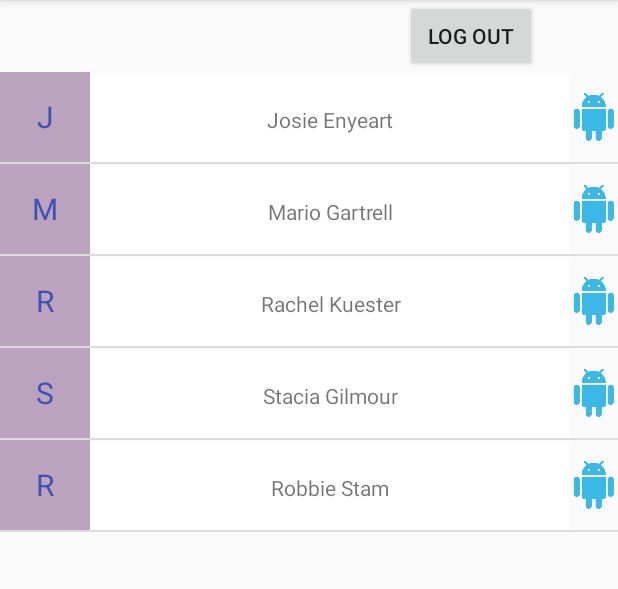
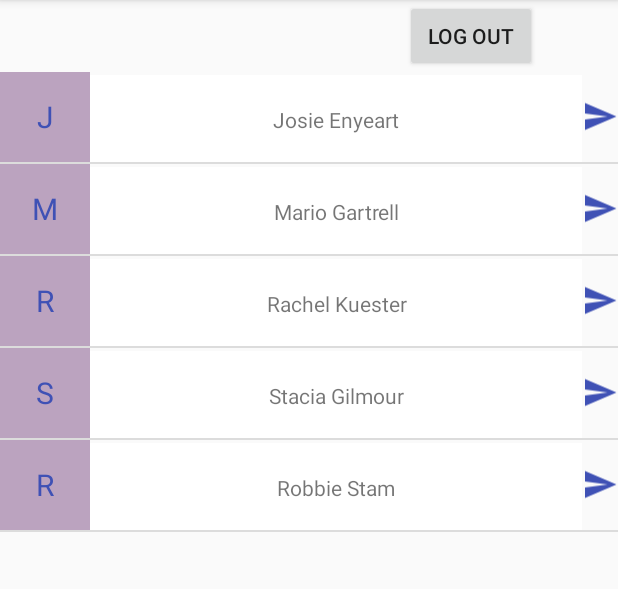
Before and after one commit to marko2002/markoAndroid, an Android app: the ContactsActivity screen opened directly, with no data from a screen before it, on a phone screen of 412 x 824 dp, the part 84-673 px from its top. Run offline under Robolectric (Android 15) with nearby library versions, the phone set to English and light mode, and no system bars.

Commit message:
Ulepsavanje zavrseno

```diff
--- a/Projekat/app/src/main/java/marko/milosavljevic/chatapplication/ContactsActivity.java
+++ b/Projekat/app/src/main/java/marko/milosavljevic/chatapplication/ContactsActivity.java
@@ -27,17 +27,14 @@ public class ContactsActivity extends AppCompatActivity implements View.OnClickL
 
 
         ContactsAdapter contactsAdapter = new ContactsAdapter(this);
-        // adapter.addCharacter(new Character(getString(R.string.stan),getResources().getDrawable(R.drawable.stan_marsh)));
-        contactsAdapter.AddContacts(new Model(("" + getResources().getString(R.string.contact1).toString().charAt(0)), getResources().getString(R.string.contact1).toString(), getResources().getDrawable(R.drawable.ic_action_name)));
-        contactsAdapter.AddContacts(new Model(("" + getResources().getString(R.string.contact2).toString().charAt(0)), getResources().getString(R.string.contact2).toString(), getResources().getDrawable(R.drawable.ic_action_name)));
-        contactsAdapter.AddContacts(new Model(("" + getResources().getString(R.string.contact3).toString().charAt(0)), getResources().getString(R.string.contact3).toString(), getResources().getDrawable(R.drawable.ic_action_name)));
-        contactsAdapter.AddContacts(new Model(("" + getResources().getString(R.string.contact4).toString().charAt(0)), getResources().getString(R.string.contact4).toString(), getResources().getDrawable(R.drawable.ic_action_name)));
-        contactsAdapter.AddContacts(new Model(("" + getResources().getString(R.string.contact5).toString().charAt(0)), getResources().getString(R.string.contact5).toString(), getResources().getDrawable(R.drawable.ic_action_name)));
+        contactsAdapter.AddContacts(new Model(("" + getResources().getString(R.string.contact1).toString().charAt(0)), getResources().getString(R.string.contact1).toString(), getResources().getDrawable(R.drawable.send_button)));
+        contactsAdapter.AddContacts(new Model(("" + getResources().getString(R.string.contact2).toString().charAt(0)), getResources().getString(R.string.contact2).toString(), getResources().getDrawable(R.drawable.send_button)));
+        contactsAdapter.AddContacts(new Model(("" + getResources().getString(R.string.contact3).toString().charAt(0)), getResources().getString(R.string.contact3).toString(), getResources().getDrawable(R.drawable.send_button)));
+        contactsAdapter.AddContacts(new Model(("" + getResources().getString(R.string.contact4).toString().charAt(0)), getResources().getString(R.string.contact4).toString(), getResources().getDrawable(R.drawable.send_button)));
+        contactsAdapter.AddContacts(new Model(("" + getResources().getString(R.string.contact5).toString().charAt(0)), getResources().getString(R.string.contact5).toString(), getResources().getDrawable(R.drawable.send_button)));
 
         ListView list = findViewById(R.id.contactListID);
         list.setAdapter(contactsAdapter);
-
-
     }
 
     @Override
--- a/Projekat/app/src/main/java/marko/milosavljevic/chatapplication/MessageAdapter.java
+++ b/Projekat/app/src/main/java/marko/milosavljevic/chatapplication/MessageAdapter.java
@@ -66,7 +66,6 @@ public class MessageAdapter extends BaseAdapter {
             ViewHolder holder = new ViewHolder();
             holder.message = (TextView) convertView.findViewById(R.id.rowItemMessageID);
             convertView.setTag(holder);
-
         }
 
         MessageModel model = (MessageModel) getItem(position);
@@ -80,7 +79,6 @@ public class MessageAdapter extends BaseAdapter {
 
             holder.message.setBackgroundColor(Color.parseColor("#b7b3b3"));
             holder.message.setGravity(Gravity.CENTER_VERTICAL | Gravity.START);
-
         }
 
         return convertView;
@@ -90,8 +88,5 @@ public class MessageAdapter extends BaseAdapter {
     public class ViewHolder {
 
         public TextView message = null;
-
     }
-
-
 }
--- a/Projekat/app/src/main/java/marko/milosavljevic/chatapplication/Model.java
+++ b/Projekat/app/src/main/java/marko/milosavljevic/chatapplication/Model.java
@@ -12,7 +12,7 @@ public class Model {
     public String mName;
     public Drawable mImage;
 
-    public Model (String mLetter,String mName,Drawable mImage){
+    public Model(String mLetter, String mName, Drawable mImage) {
         this.mLetter = mLetter;
         this.mName = mName;
         this.mImage = mImage;
--- /dev/null
+++ b/Projekat/app/src/main/res/drawable/send_button.xml
@@ -0,0 +1,5 @@
+<vector android:autoMirrored="true" android:height="24dp"
+    android:viewportHeight="24.0" android:viewportWidth="24.0"
+    android:width="24dp" xmlns:android="http://schemas.android.com/apk/res/android">
+    <path android:fillColor="#FF000000" android:pathData="M2.01,21L23,12 2.01,3 2,10l15,2 -15,2z"/>
+</vector>
--- a/Projekat/app/src/main/res/layout/activity_contacts.xml
+++ b/Projekat/app/src/main/res/layout/activity_contacts.xml
@@ -13,7 +13,6 @@
         android:layout_height="wrap_content"
         android:layout_marginLeft="270dp"
         android:text="@string/logOut">
-
     </Button>
 
     <ListView
@@ -22,7 +21,6 @@
         android:layout_alignParentStart="true"
         android:layout_below="@+id/LogOutID"
         android:id="@+id/contactListID">
-
     </ListView>
 
 
--- a/Projekat/app/src/main/res/layout/activity_main.xml
+++ b/Projekat/app/src/main/res/layout/activity_main.xml
@@ -17,7 +17,7 @@
         android:ems="10"
         android:hint="@string/username"
         android:paddingTop="100dp"
-        android:singleLine="true" />
+        android:singleLine="true"/>
 
     <EditText
         android:id="@+id/editText2"
@@ -28,9 +28,7 @@
         android:hint="@string/password"
         android:inputType="textPassword"
         android:paddingTop="50dp"
-        android:singleLine="true"
-
-        />
+        android:singleLine="true" />
 
     <LinearLayout
         android:layout_width="wrap_content"
--- a/Projekat/app/src/main/res/layout/activity_message.xml
+++ b/Projekat/app/src/main/res/layout/activity_message.xml
@@ -39,7 +39,7 @@
         android:layout_marginBottom="55dp"
         android:layout_marginTop="60dp"
         android:stackFromBottom="true"
-        android:transcriptMode="alwaysScroll" />
+        android:transcriptMode="alwaysScroll"/>
 
 
     <LinearLayout
@@ -54,7 +54,7 @@
             android:layout_height="wrap_content"
             android:layout_marginLeft="20dp"
             android:ems="12"
-            android:hint="@string/messageText" />
+            android:hint="@string/messageText"/>
 
         <Button
             android:id="@+id/sendBtnID"
--- a/Projekat/app/src/main/res/layout/row_item.xml
+++ b/Projekat/app/src/main/res/layout/row_item.xml
@@ -17,7 +17,9 @@
             android:background="@color/textColor"
             android:gravity="center"
             android:textColor="@color/colorPrimary"
-            android:textSize="20dp"></TextView>
+            android:textSize="20dp">
+
+        </TextView>
 
         <TextView
             android:id="@+id/textNameID"
@@ -33,10 +35,10 @@
         <ImageView
             android:id="@+id/imageViewID"
             android:layout_width="wrap_content"
-            android:layout_height="wrap_content"
+            android:layout_height="39dp"
             android:layout_alignParentRight="true"
             android:layout_gravity="center"
-            android:background="@drawable/ic_action_name"
-            android:clickable="true" />
+            android:clickable="true"
+            android:tint="@color/colorPrimary" />
     </LinearLayout>
 </RelativeLayout>
--- a/Projekat/app/src/main/res/values/strings.xml
+++ b/Projekat/app/src/main/res/values/strings.xml
@@ -17,7 +17,8 @@
     <string name="logOut">LOG OUT</string>
     <string name="Send">SEND</string>
     <string name="messageText">message text</string>
-    <string name="messageSent">message sent</string>
+    <string name="messageSent">Message is sent!</string>
+    <string name="messageDeleted">Message is deleted!</string>
     <string name="birthDate">Birth date:</string>
 
 
```
Also changed, not shown: Projekat/app/src/main/java/marko/milosavljevic/chatapplication/ContactsAdapter.java (+0 -9 lines), Projekat/app/src/main/java/marko/milosavljevic/chatapplication/MainActivity.java (+16 -33 lines), Projekat/app/src/main/java/marko/milosavljevic/chatapplication/MessageActivity.java (+7 -8 lines), Projekat/app/src/main/java/marko/milosavljevic/chatapplication/RegisterActivity.java (+17 -32 lines).
